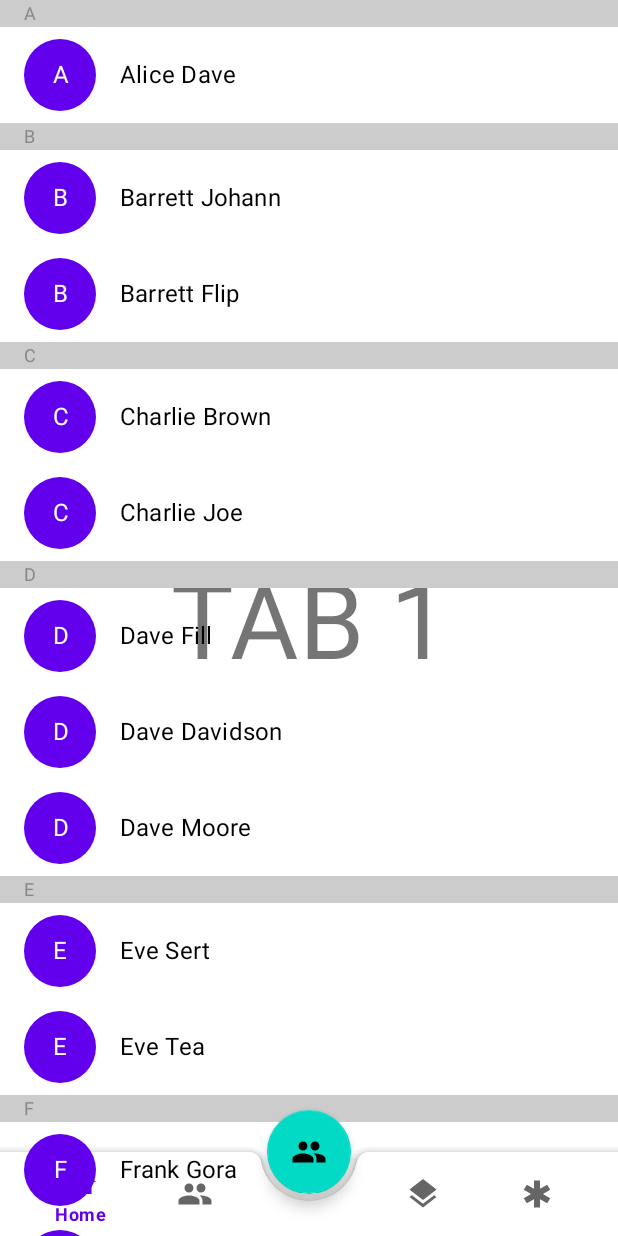
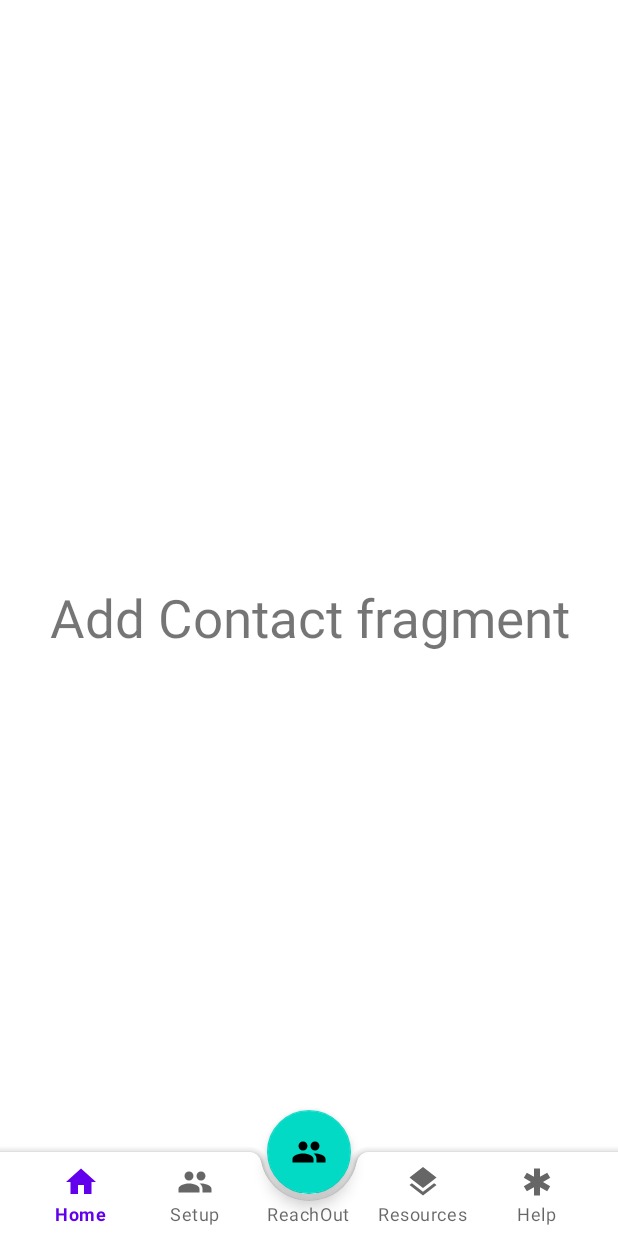
Before and after one commit to dvrkrvin/ReachOut, an Android app built with Jetpack Compose: the ChildOneFragment screen opened through its navigation route, item 5 of the bottom bar chosen, on a phone screen of 412 x 824 dp. Run offline under Robolectric (Android 15) with nearby library versions, the phone set to English and light mode, and no system bars.

Commit message:
Added Add Contact fragment and some animation files, wired up Add Contact FAB

```diff
--- /dev/null
+++ b/app/src/main/java/com/lincolnstewart/android/reachout/ui/setup/tabs/AddContactFragment.kt
@@ -0,0 +1,80 @@
+package com.lincolnstewart.android.reachout.ui.setup.tabs
+
+import androidx.lifecycle.ViewModelProvider
+import android.os.Bundle
+import androidx.fragment.app.Fragment
+import android.view.LayoutInflater
+import android.view.View
+import android.view.ViewGroup
+import androidx.compose.foundation.layout.Column
+import androidx.compose.foundation.layout.padding
+import androidx.compose.material.Button
+import androidx.compose.material.OutlinedTextField
+import androidx.compose.material.Text
+import androidx.compose.runtime.*
+import androidx.compose.ui.Modifier
+import androidx.compose.ui.platform.ComposeView
+import androidx.compose.ui.unit.dp
+import com.lincolnstewart.android.reachout.R
+
+class AddContactFragment : Fragment() {
+
+    companion object {
+        fun newInstance() = AddContactFragment()
+    }
+
+    private lateinit var viewModel: AddContactViewModel
+
+    override fun onCreateView(
+        inflater: LayoutInflater, container: ViewGroup?,
+        savedInstanceState: Bundle?
+    ): View? {
+        // For conventional xml
+        return inflater.inflate(R.layout.fragment_add_contact, container, false)
+
+        // For composable
+//        return ComposeView(requireContext()).apply {
+//            setContent {
+//                CreateContactForm()
+//            }
+//        }
+    }
+
+    override fun onActivityCreated(savedInstanceState: Bundle?) {
+        super.onActivityCreated(savedInstanceState)
+        viewModel = ViewModelProvider(this).get(AddContactViewModel::class.java)
+        // TODO: Use the ViewModel
+    }
+
+//    @Composable
+//    fun CreateContactForm() {
+//
+//        var firstName by remember { mutableStateOf("") }
+//        var lastName by remember { mutableStateOf("") }
+//        var phoneNumber by remember { mutableStateOf("") }
+//
+//        Column(Modifier.padding(16.dp)) {
+//            OutlinedTextField(
+//                value = firstName,
+//                onValueChange = { firstName = it },
+//                label = { Text("First Name") }
+//            )
+//            OutlinedTextField(
+//                value = lastName,
+//                onValueChange = { lastName = it },
+//                label = { Text("Last Name") }
+//            )
+//            OutlinedTextField(
+//                value = phoneNumber,
+//                onValueChange = { phoneNumber = it },
+//                label = { Text("Phone Number") }
+//            )
+//            Button(onClick = {
+//                // Handle form submission
+//            }) {
+//                Text("Submit")
+//            }
+//        }
+//    }
+
+}
--- /dev/null
+++ b/app/src/main/java/com/lincolnstewart/android/reachout/ui/setup/tabs/AddContactViewModel.kt
@@ -0,0 +1,7 @@
+package com.lincolnstewart.android.reachout.ui.setup.tabs
+
+import androidx.lifecycle.ViewModel
+
+class AddContactViewModel : ViewModel() {
+    // TODO: Implement the ViewModel
+}
--- a/app/src/main/java/com/lincolnstewart/android/reachout/ui/setup/tabs/ChildOneFragment.kt
+++ b/app/src/main/java/com/lincolnstewart/android/reachout/ui/setup/tabs/ChildOneFragment.kt
@@ -34,36 +34,24 @@ import androidx.compose.ui.unit.Dp
 import androidx.compose.ui.unit.sp
 import androidx.core.app.ActivityCompat
 import androidx.core.content.ContextCompat
+import androidx.fragment.app.viewModels
+import androidx.navigation.NavController
+import androidx.navigation.NavOptions
+import androidx.navigation.fragment.NavHostFragment
+import androidx.navigation.fragment.findNavController
 import com.lincolnstewart.android.reachout.databinding.FragmentChildOneBinding
 import com.lincolnstewart.android.reachout.model.Contact
 
 const val TAG = "ChildOneFragment"
 
-//TODO: Fix application crashing if Contact has an empty data member
-var importedContacts = mutableListOf<Contact>()
-
-val testContacts = mutableListOf(
-    Contact("Alice Dave", "123-456-7890", ""),
-    Contact("Barrett Johann", "123-456-1234", ""),
-    Contact("Charlie Brown",  "345-678-9012", ""),
-    Contact("Dave Fill",  "456-789-0123", ""),
-    Contact("Eve Sert",  "567-890-1234", ""),
-    Contact("Frank Gora",  "678-901-2345", ""),
-    Contact("Grace Tree",  "789-012-3456", ""),
-    Contact("Julia Bell", "012-345-6789", ""),
-    Contact("Julia Bell", "012-345-6789", ""),
-    Contact("Barrett Flip", "123-456-1234", ""),
-    Contact("Charlie Joe",  "345-678-9012", ""),
-    Contact("Dave Davidson",  "456-789-0123", ""),
-    Contact("Dave Moore", "456-789-0123", ""),
-    Contact("Eve Tea",  "567-890-1234", ""),
-    Contact("Frank Strog",  "678-901-2345", "")
-)
-
 class ChildOneFragment : Fragment() {
 
     private var _binding: FragmentChildOneBinding? = null
     private val binding get() = _binding!!
+
+    private lateinit var navController: NavController
+
+    private val childOneViewModel: ChildOneViewModel by viewModels()
 
     override fun onCreateView(
         inflater: LayoutInflater,
@@ -76,11 +64,18 @@ class ChildOneFragment : Fragment() {
 
     override fun onViewCreated(view: View, savedInstanceState: Bundle?) {
         super.onViewCreated(view, savedInstanceState)
+
+//        val navHostFragment = childFragmentManager.findFragmentById(R.id.navigation_setup) as NavHostFragment
+        navController = findNavController()
+        navController.setGraph(R.navigation.mobile_navigation)
+
+        binding.contactFab.setOnClickListener {
+            onContactFabClicked()
+        }
         // Request permission to read contacts
         requestPermission()
         // Set contacts? into recycler view
         setRecyclerViewContent()
-
     }
 
     override fun onDestroyView() {
@@ -106,9 +101,9 @@ class ChildOneFragment : Fragment() {
                 Manifest.permission.READ_CONTACTS
             ) == PackageManager.PERMISSION_GRANTED -> {
                 // permission granted
-                val contactsList = readContacts(requireContext())
+                val contactsList = childOneViewModel.readContacts(requireContext())
                 Log.d(TAG, "Contacts received: ${contactsList.count()}")
-                importedContacts = contactsList
+                childOneViewModel.importedContacts = contactsList
             }
             ActivityCompat.shouldShowRequestPermissionRationale(
                 requireActivity(),
@@ -123,72 +118,34 @@ class ChildOneFragment : Fragment() {
         }
     }
 
-    //TODO: Move this function to the viewModel
-    private fun readContacts(context: Context): ArrayList<Contact> {
-        val contactsList = ArrayList<Contact>()
-        val contentResolver = context.contentResolver
-        val projection = arrayOf(
-            ContactsContract.Contacts._ID,
-            ContactsContract.Contacts.DISPLAY_NAME,
-            ContactsContract.Contacts.HAS_PHONE_NUMBER,
-            ContactsContract.Contacts.PHOTO_THUMBNAIL_URI
-        )
-        val sortOrder = "${ContactsContract.Contacts.DISPLAY_NAME} ASC"
-        val selection = "${ContactsContract.Contacts.HAS_PHONE_NUMBER} > 0"
-
-        contentResolver.query(
-            ContactsContract.Contacts.CONTENT_URI,
-            projection,
-            selection,
-            null,
-            sortOrder
-        )?.use { cursor ->
-            if (cursor.moveToFirst()) {
-                do {
-                    val contactId = cursor.getLong(cursor.getColumnIndex(ContactsContract.Contacts._ID))
-                    val displayName = cursor.getString(cursor.getColumnIndex(ContactsContract.Contacts.DISPLAY_NAME))
-                    val hasPhoneNumber = cursor.getInt(cursor.getColumnIndex(ContactsContract.Contacts.HAS_PHONE_NUMBER))
-                    val thumbnailUri = cursor.getString(cursor.getColumnIndex(ContactsContract.Contacts.PHOTO_THUMBNAIL_URI))
-
-                    if (hasPhoneNumber > 0) {
-                        val phoneNumberProjection = arrayOf(ContactsContract.CommonDataKinds.Phone.NUMBER)
-                        val phoneNumberSelection = "${ContactsContract.CommonDataKinds.Phone.CONTACT_ID} = ?"
-                        val phoneNumberSelectionArgs = arrayOf(contactId.toString())
-                        val phoneNumberCursor = contentResolver.query(
-                            ContactsContract.CommonDataKinds.Phone.CONTENT_URI,
-                            phoneNumberProjection,
-                            phoneNumberSelection,
-                            phoneNumberSelectionArgs,
-                            null
-                        )
-                        phoneNumberCursor?.use { phoneCursor ->
-                            if (phoneCursor.moveToFirst()) {
-                                val phoneNumber = phoneCursor.getString(phoneCursor.getColumnIndex(ContactsContract.CommonDataKinds.Phone.NUMBER))
-                                val contact = Contact(displayName = displayName, number = phoneNumber, imageSrc = thumbnailUri ?: "")
-                                contactsList.add(contact)
-                            }
-                        }
-                    } else {
-                        continue
-                    }
-                } while (cursor.moveToNext())
-            }
-        }
-        return contactsList
-    }
-
     // TODO: Display an empty RecyclerView if we have not received access or contacts
     // If we have been given access and received contacts, set them in the RecyclerView,
     // otherwise display our test contacts
     private fun setRecyclerViewContent() {
         val composeView = requireView().findViewById<ComposeView>(R.id.compose_view)
-        if (importedContacts.isNotEmpty()) {
-            composeView.setContent {RecyclerView(importedContacts)}
+        if (childOneViewModel.importedContacts.isNotEmpty()) {
+            composeView.setContent {RecyclerView(childOneViewModel.importedContacts)}
         } else {
-            composeView.setContent {RecyclerView(testContacts)}
+            composeView.setContent {RecyclerView(childOneViewModel.testContacts)}
         }
     }
 
+    private fun onContactFabClicked() {
+        Log.d(TAG, "Contact fab clicked")
+        // TODO: Create and launch a new createContact activity / fragment
+
+        val navController = findNavController()
+        // Fading animation for now, may replace with explosion later.
+        val options = NavOptions.Builder()
+            .setEnterAnim(R.anim.fade_in)
+            .setExitAnim(R.anim.fade_out)
+            .setPopEnterAnim(R.anim.fade_in)
+            .setPopExitAnim(R.anim.fade_out)
+            .build()
+        navController.navigate(R.id.navigation_add_contact, null, options)
+    }
+
+    // Contact
     @Composable
     fun ListItem(
         circleText: String,
@@ -231,6 +188,7 @@ class ChildOneFragment : Fragment() {
         }
     }
 
+    // Contacts list
     @OptIn(ExperimentalFoundationApi::class)
     @Composable
     fun RecyclerView(contacts: List<Contact>) {
@@ -273,9 +231,8 @@ class ChildOneFragment : Fragment() {
     @Preview(showBackground = true)
     @Composable
     fun DefaultPreview() {
-        RecyclerView(testContacts)
+        RecyclerView(childOneViewModel.testContacts)
     }
-
 }
 
 // List item from tutorial, holding onto for reference
--- a/app/src/main/java/com/lincolnstewart/android/reachout/ui/setup/tabs/ChildOneViewModel.kt
+++ b/app/src/main/java/com/lincolnstewart/android/reachout/ui/setup/tabs/ChildOneViewModel.kt
@@ -1,7 +1,84 @@
 package com.lincolnstewart.android.reachout.ui.setup.tabs
 
+import android.content.Context
+import android.provider.ContactsContract
 import androidx.lifecycle.ViewModel
+import com.lincolnstewart.android.reachout.model.Contact
 
 class ChildOneViewModel : ViewModel() {
-    // TODO: Implement the ViewModel
+
+    //TODO: Fix application crashing if Contact has an empty data member
+    var importedContacts = mutableListOf<Contact>()
+
+    val testContacts = mutableListOf(
+        Contact("Alice Dave", "123-456-7890", ""),
+        Contact("Barrett Johann", "123-456-1234", ""),
+        Contact("Charlie Brown",  "345-678-9012", ""),
+        Contact("Dave Fill",  "456-789-0123", ""),
+        Contact("Eve Sert",  "567-890-1234", ""),
+        Contact("Frank Gora",  "678-901-2345", ""),
+        Contact("Grace Tree",  "789-012-3456", ""),
+        Contact("Julia Bell", "012-345-6789", ""),
+        Contact("Julia Bell", "012-345-6789", ""),
+        Contact("Barrett Flip", "123-456-1234", ""),
+        Contact("Charlie Joe",  "345-678-9012", ""),
+        Contact("Dave Davidson",  "456-789-0123", ""),
+        Contact("Dave Moore", "456-789-0123", ""),
+        Contact("Eve Tea",  "567-890-1234", ""),
+        Contact("Frank Strog",  "678-901-2345", "")
+    )
+
+    fun readContacts(context: Context): ArrayList<Contact> {
+        val contactsList = ArrayList<Contact>()
+        val contentResolver = context.contentResolver
+        val projection = arrayOf(
+            ContactsContract.Contacts._ID,
+            ContactsContract.Contacts.DISPLAY_NAME,
+            ContactsContract.Contacts.HAS_PHONE_NUMBER,
+            ContactsContract.Contacts.PHOTO_THUMBNAIL_URI
+        )
+        val sortOrder = "${ContactsContract.Contacts.DISPLAY_NAME} ASC"
+        val selection = "${ContactsContract.Contacts.HAS_PHONE_NUMBER} > 0"
+
+        contentResolver.query(
+            ContactsContract.Contacts.CONTENT_URI,
+            projection,
+            selection,
+            null,
+            sortOrder
+        )?.use { cursor ->
+            if (cursor.moveToFirst()) {
+                do {
+                    val contactId = cursor.getLong(cursor.getColumnIndex(ContactsContract.Contacts._ID))
+                    val displayName = cursor.getString(cursor.getColumnIndex(ContactsContract.Contacts.DISPLAY_NAME))
+                    val hasPhoneNumber = cursor.getInt(cursor.getColumnIndex(ContactsContract.Contacts.HAS_PHONE_NUMBER))
+                    val thumbnailUri = cursor.getString(cursor.getColumnIndex(ContactsContract.Contacts.PHOTO_THUMBNAIL_URI))
+
+                    if (hasPhoneNumber > 0) {
+                        val phoneNumberProjection = arrayOf(ContactsContract.CommonDataKinds.Phone.NUMBER)
+                        val phoneNumberSelection = "${ContactsContract.CommonDataKinds.Phone.CONTACT_ID} = ?"
+                        val phoneNumberSelectionArgs = arrayOf(contactId.toString())
+                        val phoneNumberCursor = contentResolver.query(
+                            ContactsContract.CommonDataKinds.Phone.CONTENT_URI,
+                            phoneNumberProjection,
+                            phoneNumberSelection,
+                            phoneNumberSelectionArgs,
+                            null
+                        )
+                        phoneNumberCursor?.use { phoneCursor ->
+                            if (phoneCursor.moveToFirst()) {
+                                val phoneNumber = phoneCursor.getString(phoneCursor.getColumnIndex(
+                                    ContactsContract.CommonDataKinds.Phone.NUMBER))
+                                val contact = Contact(displayName = displayName, number = phoneNumber, imageSrc = thumbnailUri ?: "")
+                                contactsList.add(contact)
+                            }
+                        }
+                    } else {
+                        continue
+                    }
+                } while (cursor.moveToNext())
+            }
+        }
+        return contactsList
+    }
 }
--- /dev/null
+++ b/app/src/main/res/anim/fade_in.xml
@@ -0,0 +1,5 @@
+<?xml version="1.0" encoding="utf-8"?>
+<alpha xmlns:android="http://schemas.android.com/apk/res/android"
+    android:duration="@android:integer/config_shortAnimTime"
+    android:fromAlpha="0"
+    android:toAlpha="1" />
--- /dev/null
+++ b/app/src/main/res/anim/fade_out.xml
@@ -0,0 +1,5 @@
+<?xml version="1.0" encoding="utf-8"?>
+<alpha xmlns:android="http://schemas.android.com/apk/res/android"
+    android:duration="@android:integer/config_shortAnimTime"
+    android:fromAlpha="1"
+    android:toAlpha="0" />
--- a/app/src/main/res/layout/activity_main.xml
+++ b/app/src/main/res/layout/activity_main.xml
@@ -20,6 +20,7 @@
             android:layout_marginEnd="16dp"
             android:background="@android:color/transparent"
             app:menu="@menu/bottom_nav_menu"
+            app:labelVisibilityMode="labeled"
             app:elevation="0dp" />
 
     </com.google.android.material.bottomappbar.BottomAppBar>
--- /dev/null
+++ b/app/src/main/res/layout/fragment_add_contact.xml
@@ -0,0 +1,15 @@
+<?xml version="1.0" encoding="utf-8"?>
+<FrameLayout xmlns:android="http://schemas.android.com/apk/res/android"
+    xmlns:tools="http://schemas.android.com/tools"
+    android:layout_width="match_parent"
+    android:layout_height="match_parent"
+    tools:context=".ui.setup.tabs.AddContactFragment">
+
+    <TextView
+        android:layout_width="match_parent"
+        android:layout_height="match_parent"
+        android:gravity="center"
+        android:textSize="35dp"
+        android:text="Add Contact fragment" />
+
+</FrameLayout>
--- a/app/src/main/res/layout/fragment_home.xml
+++ b/app/src/main/res/layout/fragment_home.xml
@@ -8,6 +8,8 @@
     <TextView
         android:layout_width="match_parent"
         android:layout_height="match_parent"
-        android:text="This is Home fragment" />
+        android:gravity="center"
+        android:textSize="30dp"
+        android:text="Home fragment" />
 
 </FrameLayout>
--- a/app/src/main/res/layout/fragment_reach.xml
+++ b/app/src/main/res/layout/fragment_reach.xml
@@ -8,6 +8,8 @@
     <TextView
         android:layout_width="match_parent"
         android:layout_height="match_parent"
-        android:text="This is Reach fragment" />
+        android:gravity="center"
+        android:textSize="30dp"
+        android:text="Reach fragment" />
 
 </FrameLayout>
--- a/app/src/main/res/menu/bottom_nav_menu.xml
+++ b/app/src/main/res/menu/bottom_nav_menu.xml
@@ -13,7 +13,7 @@
 
     <item
         android:id="@+id/placeholder"
-        android:title=""
+        android:title="ReachOut"
         android:enabled="false"/>
 
     <item
--- a/app/src/main/res/navigation/mobile_navigation.xml
+++ b/app/src/main/res/navigation/mobile_navigation.xml
@@ -15,7 +15,13 @@
         android:id="@+id/navigation_setup"
         android:name="com.lincolnstewart.android.reachout.ui.setup.SetupFragment"
         android:label="@string/title_setup"
-        tools:layout="@layout/fragment_setup" />
+        tools:layout="@layout/fragment_setup"/>
+
+    <fragment
+        android:id="@+id/navigation_add_contact"
+        android:name="com.lincolnstewart.android.reachout.ui.setup.tabs.AddContactFragment"
+        android:label="@string/title_add_contact"
+        tools:layout="@layout/fragment_add_contact" />
 
     <fragment
         android:id="@+id/navigation_reach"
@@ -60,4 +66,5 @@
         android:label="fragment_resource_child_three"
         tools:layout="@layout/fragment_resource_child_three" />
 
+
 </navigation>
--- a/app/src/main/res/values/strings.xml
+++ b/app/src/main/res/values/strings.xml
@@ -7,4 +7,5 @@
     <string name="title_reach">ReachOut</string>
     <string name="dummy_button">Dummy Button</string>
     <string name="dummy_content">DUMMY\nCONTENT</string>
+    <string name="title_add_contact">Add Contact</string>
 </resources>
```
Also changed, not shown: app/src/main/res/anim/slide_in_left.xml (added, +7 -0 lines), app/src/main/res/anim/slide_in_right.xml (added, +7 -0 lines), app/src/main/res/anim/slide_out_left.xml (added, +7 -0 lines), app/src/main/res/anim/slide_out_right.xml (added, +7 -0 lines), app/src/main/res/layout/fragment_child_one.xml (+9 -0 lines).
